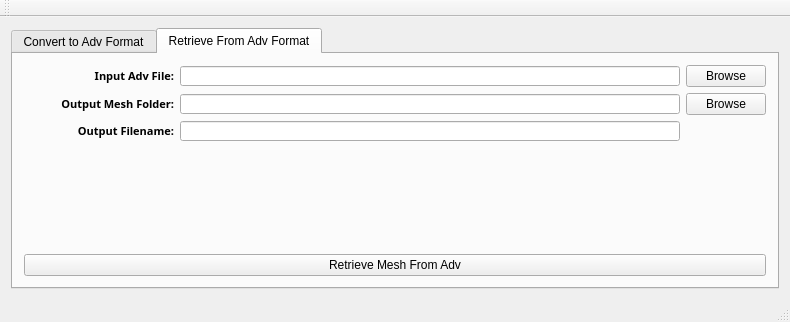
Qt form AdVersion_gui/mainwindow.ui (zcobell/AdVersion) before a commit.
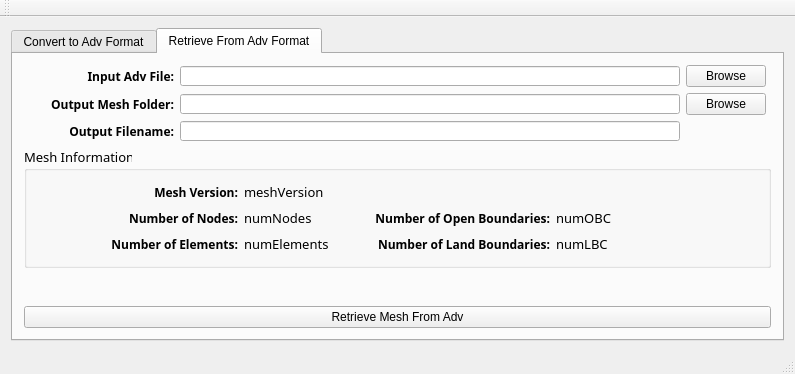
The same form after that commit. The open tabs and pages were chosen to show the change.

Commit message: Adding mesh info to processing screen

Patch:
```diff
--- a/AdVersion_gui/mainwindow.ui
+++ b/AdVersion_gui/mainwindow.ui
@@ -6,8 +6,8 @@
    <rect>
     <x>0</x>
     <y>0</y>
-    <width>765</width>
-    <height>322</height>
+    <width>795</width>
+    <height>374</height>
    </rect>
   </property>
   <property name="windowTitle">
@@ -350,7 +350,7 @@
        <attribute name="title">
         <string>Retrieve From Adv Format</string>
        </attribute>
-       <layout class="QVBoxLayout" name="verticalLayout_3">
+       <layout class="QVBoxLayout" name="verticalLayout_4">
         <item>
          <layout class="QHBoxLayout" name="horizontalLayout_7">
           <item>
@@ -370,7 +370,7 @@
             <property name="font">
              <font>
               <family>Sans</family>
-              <pointsize>8</pointsize>
+              <pointsize>9</pointsize>
               <weight>75</weight>
               <bold>true</bold>
              </font>
@@ -452,7 +452,7 @@
             <property name="font">
              <font>
               <family>Sans</family>
-              <pointsize>8</pointsize>
+              <pointsize>9</pointsize>
               <weight>75</weight>
               <bold>true</bold>
              </font>
@@ -534,7 +534,7 @@
             <property name="font">
              <font>
               <family>Sans</family>
-              <pointsize>8</pointsize>
+              <pointsize>9</pointsize>
               <weight>75</weight>
               <bold>true</bold>
              </font>
@@ -590,6 +590,320 @@
           </item>
          </layout>
         </item>
+        <item>
+         <widget class="QGroupBox" name="groupBox_meshInfo">
+          <property name="font">
+           <font>
+            <family>Sans</family>
+            <pointsize>10</pointsize>
+           </font>
+          </property>
+          <property name="title">
+           <string>Mesh Information</string>
+          </property>
+          <property name="flat">
+           <bool>false</bool>
+          </property>
+          <layout class="QVBoxLayout" name="verticalLayout_3">
+           <item>
+            <layout class="QHBoxLayout" name="horizontalLayout_9">
+             <item>
+              <widget class="QLabel" name="label_meshVersion">
+               <property name="minimumSize">
+                <size>
+                 <width>200</width>
+                 <height>0</height>
+                </size>
+               </property>
+               <property name="maximumSize">
+                <size>
+                 <width>200</width>
+                 <height>16777215</height>
+                </size>
+               </property>
+               <property name="font">
+                <font>
+                 <family>Sans</family>
+                 <pointsize>9</pointsize>
+                 <weight>75</weight>
+                 <bold>true</bold>
+                </font>
+               </property>
+               <property name="text">
+                <string>Mesh Version:</string>
+               </property>
+               <property name="alignment">
+                <set>Qt::AlignRight|Qt::AlignTrailing|Qt::AlignVCenter</set>
+               </property>
+              </widget>
+             </item>
+             <item>
+              <widget class="QLabel" name="label_showMeshVersion">
+               <property name="minimumSize">
+                <size>
+                 <width>150</width>
+                 <height>0</height>
+                </size>
+               </property>
+               <property name="maximumSize">
+                <size>
+                 <width>150</width>
+                 <height>16777215</height>
+                </size>
+               </property>
+               <property name="text">
+                <string>meshVersion</string>
+               </property>
+              </widget>
+             </item>
+             <item>
+              <spacer name="horizontalSpacer_7">
+               <property name="orientation">
+                <enum>Qt::Horizontal</enum>
+               </property>
+               <property name="sizeHint" stdset="0">
+                <size>
+                 <width>40</width>
+                 <height>20</height>
+                </size>
+               </property>
+              </spacer>
+             </item>
+            </layout>
+           </item>
+           <item>
+            <layout class="QHBoxLayout" name="horizontalLayout_10">
+             <item>
+              <widget class="QLabel" name="label_numNodes">
+               <property name="minimumSize">
+                <size>
+                 <width>200</width>
+                 <height>0</height>
+                </size>
+               </property>
+               <property name="maximumSize">
+                <size>
+                 <width>200</width>
+                 <height>16777215</height>
+                </size>
+               </property>
+               <property name="font">
+                <font>
+                 <family>Sans</family>
+                 <pointsize>9</pointsize>
+                 <weight>75</weight>
+                 <bold>true</bold>
+                </font>
+               </property>
+               <property name="text">
+                <string>Number of Nodes:</string>
+               </property>
+               <property name="alignment">
+                <set>Qt::AlignRight|Qt::AlignTrailing|Qt::AlignVCenter</set>
+               </property>
+              </widget>
+             </item>
+             <item>
+              <widget class="QLabel" name="label_showNumNodes">
+               <property name="minimumSize">
+                <size>
+                 <width>100</width>
+                 <height>0</height>
+                </size>
+               </property>
+               <property name="maximumSize">
+                <size>
+                 <width>100</width>
+                 <height>16777215</height>
+                </size>
+               </property>
+               <property name="text">
+                <string>numNodes</string>
+               </property>
+              </widget>
+             </item>
+             <item>
+              <widget class="QLabel" name="label_numOpenBC">
+               <property name="minimumSize">
+                <size>
+                 <width>200</width>
+                 <height>0</height>
+                </size>
+               </property>
+               <property name="maximumSize">
+                <size>
+                 <width>200</width>
+                 <height>16777215</height>
+                </size>
+               </property>
+               <property name="font">
+                <font>
+                 <family>Sans</family>
+                 <pointsize>9</pointsize>
+                 <weight>75</weight>
+                 <bold>true</bold>
+                </font>
+               </property>
+               <property name="text">
+                <string>Number of Open Boundaries:</string>
+               </property>
+               <property name="alignment">
+                <set>Qt::AlignRight|Qt::AlignTrailing|Qt::AlignVCenter</set>
+               </property>
+              </widget>
+             </item>
+             <item>
+              <widget class="QLabel" name="label_showNumOpenBC">
+               <property name="minimumSize">
+                <size>
+                 <width>100</width>
+                 <height>0</height>
+                </size>
+               </property>
+               <property name="maximumSize">
+                <size>
+                 <width>100</width>
+                 <height>16777215</height>
+                </size>
+               </property>
+               <property name="text">
+                <string>numOBC</string>
+               </property>
+              </widget>
+             </item>
+             <item>
+              <spacer name="horizontalSpacer_8">
+               <property name="orientation">
+                <enum>Qt::Horizontal</enum>
+               </property>
+               <property name="sizeHint" stdset="0">
+                <size>
+                 <width>40</width>
+                 <height>20</height>
+                </size>
+               </property>
+              </spacer>
+             </item>
+            </layout>
+           </item>
+           <item>
+            <layout class="QHBoxLayout" name="horizontalLayout_11">
+             <item>
+              <widget class="QLabel" name="label_numElements">
+               <property name="minimumSize">
+                <size>
+                 <width>200</width>
+                 <height>0</height>
+                </size>
+               </property>
+               <property name="maximumSize">
+                <size>
+                 <width>200</width>
+                 <height>16777215</height>
+                </size>
+               </property>
+               <property name="font">
+                <font>
+                 <family>Sans</family>
+                 <pointsize>9</pointsize>
+                 <weight>75</weight>
+                 <bold>true</bold>
+                </font>
+               </property>
+               <property name="text">
+                <string>Number of Elements:</string>
+               </property>
+               <property name="alignment">
+                <set>Qt::AlignRight|Qt::AlignTrailing|Qt::AlignVCenter</set>
+               </property>
+              </widget>
+             </item>
+             <item>
+              <widget class="QLabel" name="label_showNumElements">
+               <property name="minimumSize">
+                <size>
+                 <width>100</width>
+                 <height>0</height>
+                </size>
+               </property>
+               <property name="maximumSize">
+                <size>
+                 <width>100</width>
+                 <height>16777215</height>
+                </size>
+               </property>
+               <property name="text">
+                <string>numElements</string>
+               </property>
+              </widget>
+             </item>
+             <item>
+              <widget class="QLabel" name="label_numLandBC">
+               <property name="minimumSize">
+                <size>
+                 <width>200</width>
+                 <height>0</height>
+                </size>
+               </property>
+               <property name="maximumSize">
+                <size>
+                 <width>200</width>
+                 <height>16777215</height>
+                </size>
+               </property>
+               <property name="font">
+                <font>
+                 <family>Sans</family>
+                 <pointsize>9</pointsize>
+                 <weight>75</weight>
+                 <bold>true</bold>
+                </font>
+               </property>
+               <property name="text">
+                <string>Number of Land Boundaries:</string>
+               </property>
+               <property name="alignment">
+                <set>Qt::AlignRight|Qt::AlignTrailing|Qt::AlignVCenter</set>
+               </property>
+              </widget>
+             </item>
+             <item>
+              <widget class="QLabel" name="label_showNumLandBC">
+               <property name="minimumSize">
+                <size>
+                 <width>100</width>
+                 <height>0</height>
+                </size>
+               </property>
+               <property name="maximumSize">
+                <size>
+                 <width>100</width>
+                 <height>16777215</height>
+                </size>
+               </property>
+               <property name="text">
+                <string>numLBC</string>
+               </property>
+              </widget>
+             </item>
+             <item>
+              <spacer name="horizontalSpacer_9">
+               <property name="orientation">
+                <enum>Qt::Horizontal</enum>
+               </property>
+               <property name="sizeHint" stdset="0">
+                <size>
+                 <width>40</width>
+                 <height>20</height>
+                </size>
+               </property>
+              </spacer>
+             </item>
+            </layout>
+           </item>
+          </layout>
+         </widget>
+        </item>
         <item>
          <spacer name="verticalSpacer">
           <property name="orientation">
@@ -598,7 +912,7 @@
           <property name="sizeHint" stdset="0">
            <size>
             <width>20</width>
-            <height>88</height>
+            <height>13</height>
            </size>
           </property>
          </spacer>
```
Left out of the diff: 2 changed lines with no effect on the pictures. The commit also changes 2 other files.
